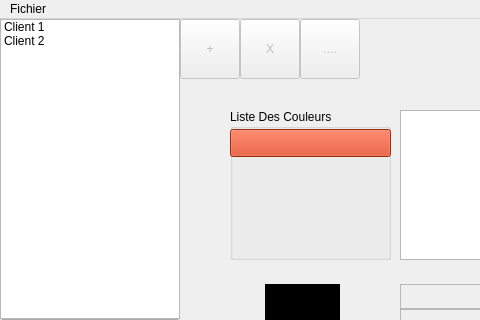
Above: mainwindow.ui from limalayla/PadID_Palette before the change; both pictures show x 0 to 480 and y 0 to 320 of the 750 by 403 pixel window. Below: the same form after it.
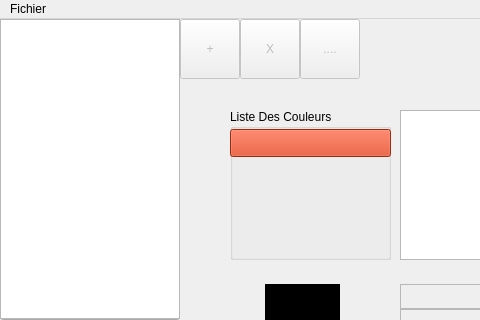
That is the form after the change.

```diff
--- a/mainwindow.ui
+++ b/mainwindow.ui
@@ -41,16 +41,6 @@
       <height>300</height>
      </rect>
     </property>
-    <item>
-     <property name="text">
-      <string>Client 1</string>
-     </property>
-    </item>
-    <item>
-     <property name="text">
-      <string>Client 2</string>
-     </property>
-    </item>
    </widget>
    <widget class="QLineEdit" name="rechercheClient">
     <property name="geometry">
```
Left out of the diff: 17 changed lines with no effect on the pictures.
